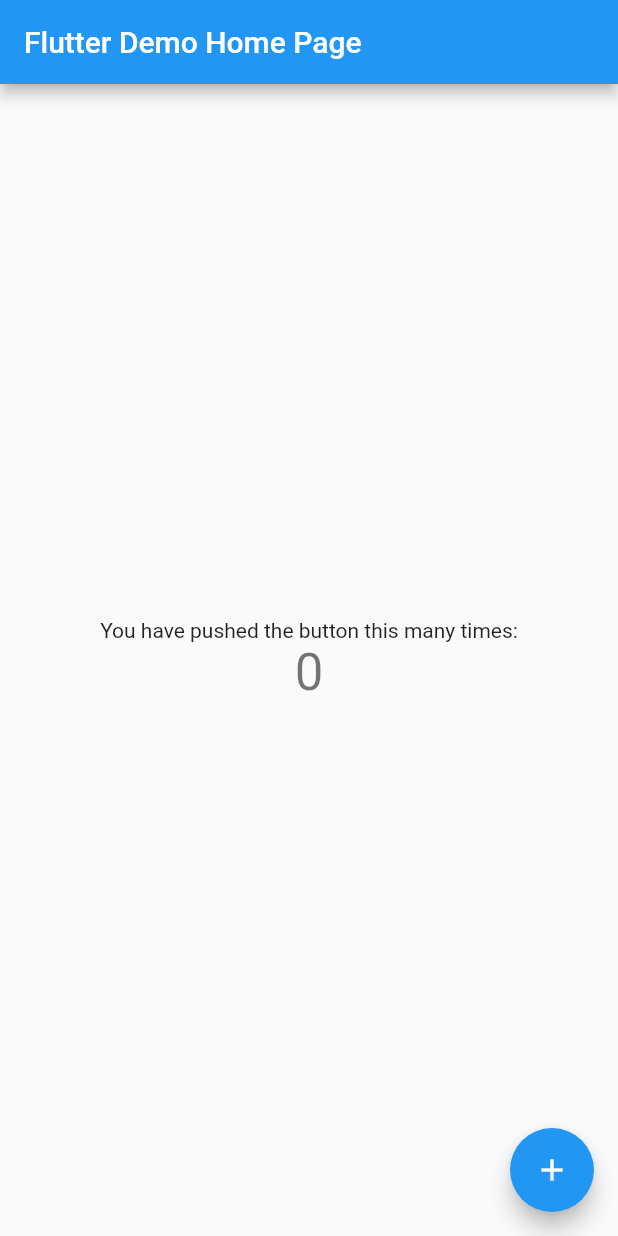
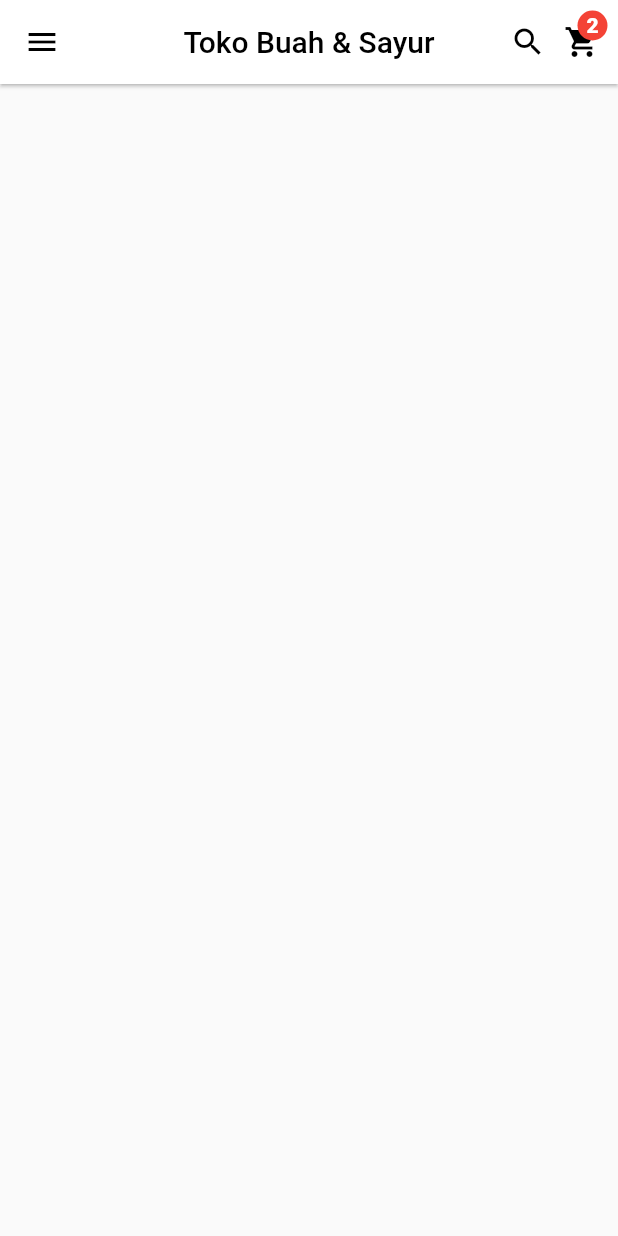
Before and after one commit to IJlnflhbrzDev/flutter_ui_grocery, a Flutter app: the screen it shows after launch, on a phone screen of 412 x 824 dp. Run offline on Flutter 3.47's test engine with Material 2 defaults, Android fonts, the phone set to English and light mode, and no system bars.

```diff
--- /dev/null
+++ b/config.json
@@ -0,0 +1,4 @@
+{
+    "openai_key": "",
+    "modules": []
+}
--- a/lib/main.dart
+++ b/lib/main.dart
@@ -1,4 +1,5 @@
 import 'package:flutter/material.dart';
+import 'package:flutter_grocery_ui/main_page.dart';
 
 void main() {
   runApp(const MyApp());
@@ -15,83 +16,7 @@ class MyApp extends StatelessWidget {
       theme: ThemeData(
         primarySwatch: Colors.blue,
       ),
-      home: const MyHomePage(title: 'Flutter Demo Home Page'),
+      home: const MainPage(),
     );
   }
 }
-
-class MyHomePage extends StatefulWidget {
-  const MyHomePage({super.key, required this.title});
-
-  final String title;
-
-  @override
-  State<MyHomePage> createState() => _MyHomePageState();
-}
-
-class _MyHomePageState extends State<MyHomePage> {
-  int _counter = 0;
-
-  void _incrementCounter() {
-    setState(() {
-      // This call to setState tells the Flutter framework that something has
-      // changed in this State, which causes it to rerun the build method below
-      // so that the display can reflect the updated values. If we changed
-      // _counter without calling setState(), then the build method would not be
-      // called again, and so nothing would appear to happen.
-      _counter++;
-    });
-  }
-
-  @override
-  Widget build(BuildContext context) {
-    // This method is rerun every time setState is called, for instance as done
-    // by the _incrementCounter method above.
-    //
-    // The Flutter framework has been optimized to make rerunning build methods
-    // fast, so that you can just rebuild anything that needs updating rather
-    // than having to individually change instances of widgets.
-    return Scaffold(
-      appBar: AppBar(
-        // Here we take the value from the MyHomePage object that was created by
-        // the App.build method, and use it to set our appbar title.
-        title: Text(widget.title),
-      ),
-      body: Center(
-        // Center is a layout widget. It takes a single child and positions it
-        // in the middle of the parent.
-        child: Column(
-          // Column is also a layout widget. It takes a list of children and
-          // arranges them vertically. By default, it sizes itself to fit its
-          // children horizontally, and tries to be as tall as its parent.
-          //
-          // Invoke "debug painting" (press "p" in the console, choose the
-          // "Toggle Debug Paint" action from the Flutter Inspector in Android
-          // Studio, or the "Toggle Debug Paint" command in Visual Studio Code)
-          // to see the wireframe for each widget.
-          //
-          // Column has various properties to control how it sizes itself and
-          // how it positions its children. Here we use mainAxisAlignment to
-          // center the children vertically; the main axis here is the vertical
-          // axis because Columns are vertical (the cross axis would be
-          // horizontal).
-          mainAxisAlignment: MainAxisAlignment.center,
-          children: <Widget>[
-            const Text(
-              'You have pushed the button this many times:',
-            ),
-            Text(
-              '$_counter',
-              style: Theme.of(context).textTheme.headline4,
-            ),
-          ],
-        ),
-      ),
-      floatingActionButton: FloatingActionButton(
-        onPressed: _incrementCounter,
-        tooltip: 'Increment',
-        child: const Icon(Icons.add),
-      ), // This trailing comma makes auto-formatting nicer for build methods.
-    );
-  }
-}
--- /dev/null
+++ b/lib/main_page.dart
@@ -0,0 +1,69 @@
+import 'package:flutter/material.dart';
+
+class MainPage extends StatefulWidget {
+  const MainPage({super.key});
+
+  @override
+  State<MainPage> createState() => _MainPageState();
+}
+
+class _MainPageState extends State<MainPage> {
+  @override
+  Widget build(BuildContext context) {
+    return Scaffold(
+      appBar: AppBar(
+        centerTitle: true,
+        elevation: 1,
+        backgroundColor: Colors.white,
+        leading: const Icon(
+          Icons.menu,
+          color: Colors.black,
+        ),
+        title: const Text(
+          'Toko Buah & Sayur',
+          style: TextStyle(
+            color: Colors.black,
+          ),
+        ),
+        actions: [
+          Row(
+            children: [
+              const Icon(
+                Icons.search,
+                color: Colors.black,
+              ),
+              Stack(
+                children: [
+                  IconButton(
+                    onPressed: () {},
+                    icon: const Icon(
+                      Icons.shopping_cart,
+                      color: Colors.black,
+                    ),
+                  ),
+                  Positioned(
+                    top: 3,
+                    right: 7,
+                    child: Container(
+                      width: 20,
+                      height: 20,
+                      decoration: const BoxDecoration(
+                          color: Colors.red, shape: BoxShape.circle),
+                      child: const Center(
+                        child: Text(
+                          "2",
+                          style: TextStyle(
+                              color: Colors.white, fontWeight: FontWeight.w800),
+                        ),
+                      ),
+                    ),
+                  )
+                ],
+              )
+            ],
+          ),
+        ],
+      ),
+    );
+  }
+}
--- a/pubspec.yaml
+++ b/pubspec.yaml
@@ -60,8 +60,8 @@ flutter:
   uses-material-design: true
 
   # To add assets to your application, add an assets section, like this:
-  # assets:
-  #   - images/a_dot_burr.jpeg
+  assets:
+    - assets/
   #   - images/a_dot_ham.jpeg
 
   # An image asset can refer to one or more resolution-specific "variants", see
```
Also changed, not shown: assets/img1.png (added), assets/img2.png (added), assets/img3.png (added), assets/img4.png (added), assets/img5.png (added), assets/img6.png (added), pubspec.lock.
